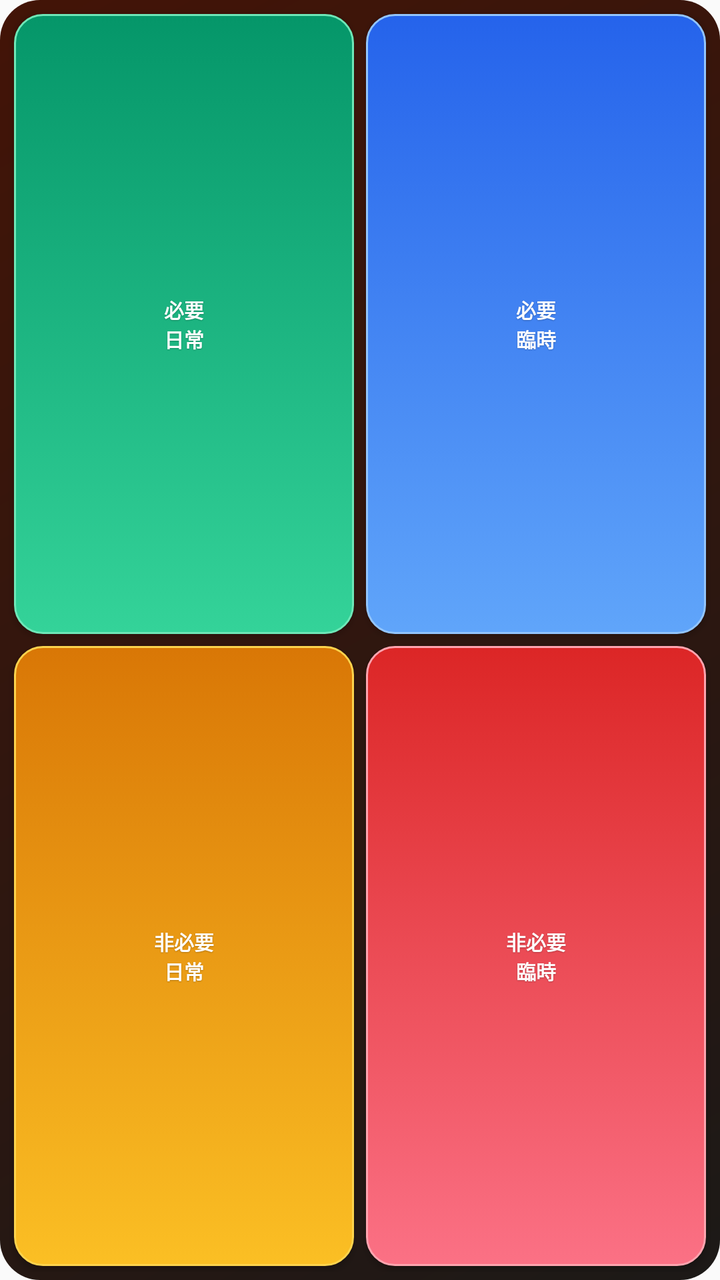
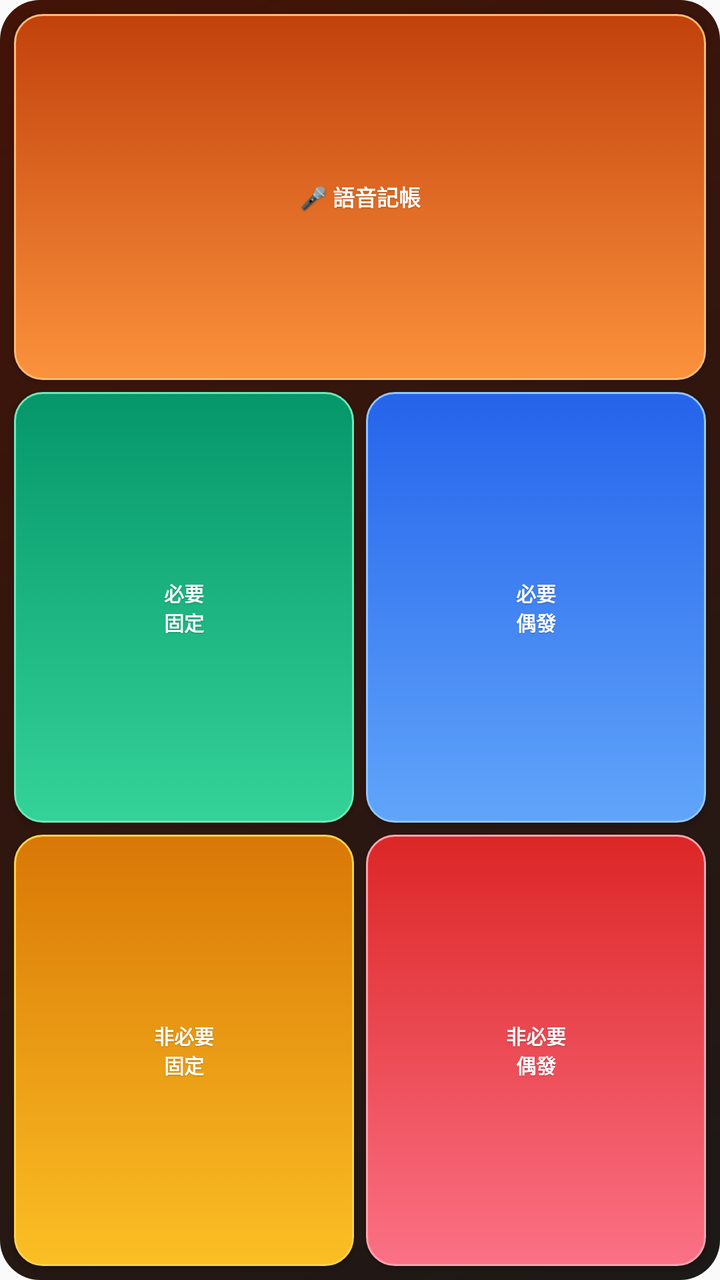

Screens rendered from an Android XML layout before and after an edit, with the pre-edit source and the edit as a unified diff.
<!-- AndroidManifest.xml: application theme AppTheme -->
<!-- res/layout/widget_quick_ledger.xml -->
<?xml version="1.0" encoding="utf-8"?>
<GridLayout xmlns:android="http://schemas.android.com/apk/res/android"
    android:layout_width="match_parent"
    android:layout_height="match_parent"
    android:padding="4dp"
    android:background="@drawable/widget_background"
    android:columnCount="2"
    android:rowCount="2">

    <Button
        android:id="@+id/btn_q1"
        android:layout_width="0dp"
        android:layout_height="0dp"
        android:layout_columnWeight="1"
        android:layout_rowWeight="1"
        android:layout_margin="3dp"
        android:text="必要\n日常"
        android:textSize="10sp"
        android:textStyle="bold"
        android:textColor="#FFFFFF"
        android:shadowColor="#40000000"
        android:shadowDy="1"
        android:shadowRadius="1"
        android:background="@drawable/widget_btn_q1" />

    <Button
        android:id="@+id/btn_q2"
        android:layout_width="0dp"
        android:layout_height="0dp"
        android:layout_columnWeight="1"
        android:layout_rowWeight="1"
        android:layout_margin="3dp"
        android:text="必要\n臨時"
        android:textSize="10sp"
        android:textStyle="bold"
        android:textColor="#FFFFFF"
        android:shadowColor="#40000000"
        android:shadowDy="1"
        android:shadowRadius="1"
        android:background="@drawable/widget_btn_q2" />

    <Button
        android:id="@+id/btn_q3"
        android:layout_width="0dp"
        android:layout_height="0dp"
        android:layout_columnWeight="1"
        android:layout_rowWeight="1"
        android:layout_margin="3dp"
        android:text="非必要\n日常"
        android:textSize="10sp"
        android:textStyle="bold"
        android:textColor="#FFFFFF"
        android:shadowColor="#40000000"
        android:shadowDy="1"
        android:shadowRadius="1"
        android:background="@drawable/widget_btn_q3" />

    <Button
        android:id="@+id/btn_q4"
        android:layout_width="0dp"
        android:layout_height="0dp"
        android:layout_columnWeight="1"
        android:layout_rowWeight="1"
        android:layout_margin="3dp"
        android:text="非必要\n臨時"
        android:textSize="10sp"
        android:textStyle="bold"
        android:textColor="#FFFFFF"
        android:shadowColor="#40000000"
        android:shadowDy="1"
        android:shadowRadius="1"
        android:background="@drawable/widget_btn_q4" />
</GridLayout>
<!-- resources referenced by this layout -->
<resources>
  <!-- drawable widget_background (drawable) -->
  <?xml version="1.0" encoding="utf-8"?>
  <shape xmlns:android="http://schemas.android.com/apk/res/android" android:shape="rectangle">
      <gradient
          android:angle="135"
          android:startColor="#1C1917"
          android:endColor="#431407" />
      <corners android:radius="20dp" />
  </shape>
  <!-- drawable widget_btn_q1 (drawable) -->
  <?xml version="1.0" encoding="utf-8"?>
  <selector xmlns:android="http://schemas.android.com/apk/res/android">
      <item android:state_pressed="true">
          <shape android:shape="rectangle">
              <solid android:color="#047857" />
              <corners android:radius="14dp" />
          </shape>
      </item>
      <item>
          <shape android:shape="rectangle">
              <gradient
                  android:angle="90"
                  android:startColor="#34D399"
                  android:endColor="#059669" />
              <corners android:radius="14dp" />
              <stroke android:width="1dp" android:color="#6EE7B7" />
          </shape>
      </item>
  </selector>
  <!-- drawable widget_btn_q2 (drawable) -->
  <?xml version="1.0" encoding="utf-8"?>
  <selector xmlns:android="http://schemas.android.com/apk/res/android">
      <item android:state_pressed="true">
          <shape android:shape="rectangle">
              <solid android:color="#1D4ED8" />
              <corners android:radius="14dp" />
          </shape>
      </item>
      <item>
          <shape android:shape="rectangle">
              <gradient
                  android:angle="90"
                  android:startColor="#60A5FA"
                  android:endColor="#2563EB" />
              <corners android:radius="14dp" />
              <stroke android:width="1dp" android:color="#93C5FD" />
          </shape>
      </item>
  </selector>
  <!-- drawable widget_btn_q3 (drawable) -->
  <?xml version="1.0" encoding="utf-8"?>
  <selector xmlns:android="http://schemas.android.com/apk/res/android">
      <item android:state_pressed="true">
          <shape android:shape="rectangle">
              <solid android:color="#B45309" />
              <corners android:radius="14dp" />
          </shape>
      </item>
      <item>
          <shape android:shape="rectangle">
              <gradient
                  android:angle="90"
                  android:startColor="#FBBF24"
                  android:endColor="#D97706" />
              <corners android:radius="14dp" />
              <stroke android:width="1dp" android:color="#FCD34D" />
          </shape>
      </item>
  </selector>
  <!-- drawable widget_btn_q4 (drawable) -->
  <?xml version="1.0" encoding="utf-8"?>
  <selector xmlns:android="http://schemas.android.com/apk/res/android">
      <item android:state_pressed="true">
          <shape android:shape="rectangle">
              <solid android:color="#B91C1C" />
              <corners android:radius="14dp" />
          </shape>
      </item>
      <item>
          <shape android:shape="rectangle">
              <gradient
                  android:angle="90"
                  android:startColor="#FB7185"
                  android:endColor="#DC2626" />
              <corners android:radius="14dp" />
              <stroke android:width="1dp" android:color="#FDA4AF" />
          </shape>
      </item>
  </selector>
  <style name="AppTheme" parent="Theme.AppCompat.Light.DarkActionBar">
          
          <item name="colorPrimary">@color/colorPrimary</item>
          <item name="colorPrimaryDark">@color/colorPrimaryDark</item>
          <item name="colorAccent">@color/colorAccent</item>
      </style>
</resources>

<!-- the commit's change to res/layout/widget_quick_ledger.xml (unified diff, before → after) -->
@@ -5,7 +5,24 @@
     android:padding="4dp"
     android:background="@drawable/widget_background"
     android:columnCount="2"
-    android:rowCount="2">
+    android:rowCount="3">
+
+    <Button
+        android:id="@+id/btn_voice"
+        android:layout_width="0dp"
+        android:layout_height="0dp"
+        android:layout_columnSpan="2"
+        android:layout_columnWeight="1"
+        android:layout_rowWeight="0.85"
+        android:layout_margin="3dp"
+        android:text="🎤 語音記帳"
+        android:textSize="11sp"
+        android:textStyle="bold"
+        android:textColor="#FFFFFF"
+        android:shadowColor="#40000000"
+        android:shadowDy="1"
+        android:shadowRadius="1"
+        android:background="@drawable/widget_btn_voice" />
 
     <Button
         android:id="@+id/btn_q1"
@@ -14,7 +31,7 @@
         android:layout_columnWeight="1"
         android:layout_rowWeight="1"
         android:layout_margin="3dp"
-        android:text="必要\n日常"
+        android:text="必要\n固定"
         android:textSize="10sp"
         android:textStyle="bold"
         android:textColor="#FFFFFF"
@@ -30,7 +47,7 @@
         android:layout_columnWeight="1"
         android:layout_rowWeight="1"
         android:layout_margin="3dp"
-        android:text="必要\n臨時"
+        android:text="必要\n偶發"
         android:textSize="10sp"
         android:textStyle="bold"
         android:textColor="#FFFFFF"
@@ -46,7 +63,7 @@
         android:layout_columnWeight="1"
         android:layout_rowWeight="1"
         android:layout_margin="3dp"
-        android:text="非必要\n日常"
+        android:text="非必要\n固定"
         android:textSize="10sp"
         android:textStyle="bold"
         android:textColor="#FFFFFF"
@@ -62,7 +79,7 @@
         android:layout_columnWeight="1"
         android:layout_rowWeight="1"
         android:layout_margin="3dp"
-        android:text="非必要\n臨時"
+        android:text="非必要\n偶發"
         android:textSize="10sp"
         android:textStyle="bold"
         android:textColor="#FFFFFF"
